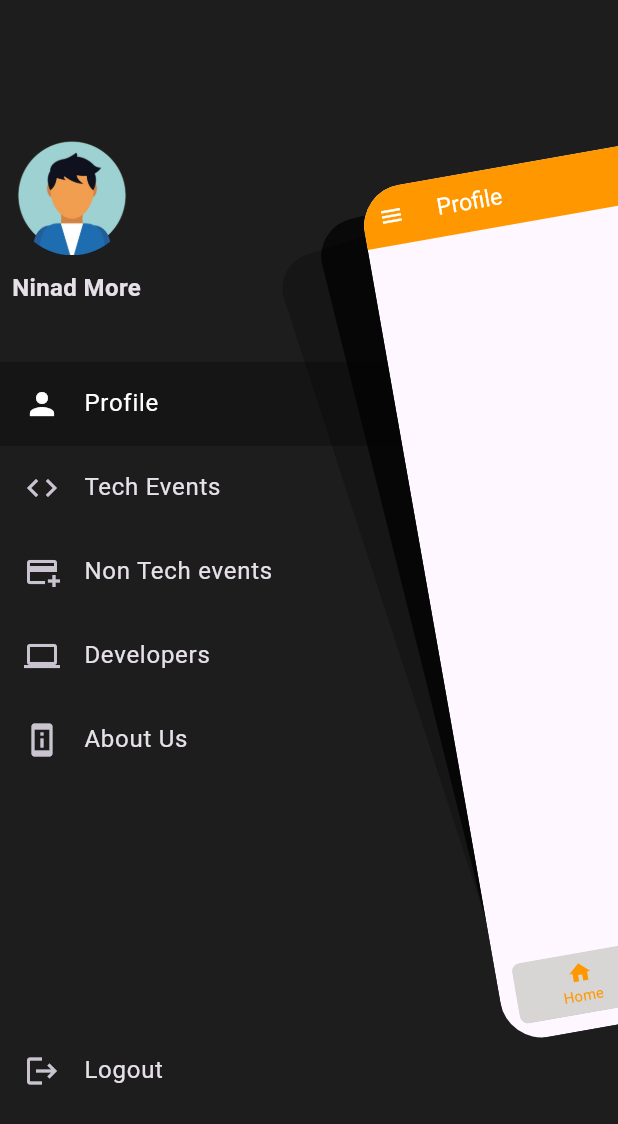
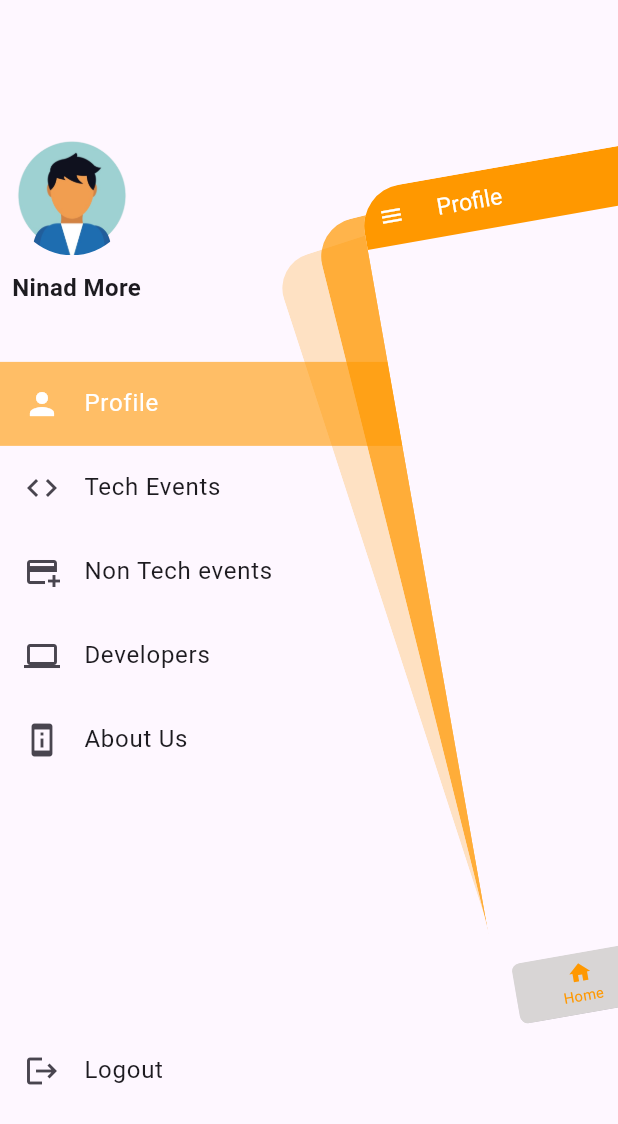
Before and after one commit to ninad-moree/Flutter-UI-Screens, a Flutter app: the DrawerScreen widget shown alone on an empty page, opened directly, after a tap on the "menu" icon, on a phone screen of 412 x 824 dp. Shown: the top 1124 px of the screen. Run offline on Flutter 3.47's test engine with Material 3 defaults, Android fonts, the light colour scheme and no system bars; drawn by our look-alikes of flutter_zoom_drawer.

Commit message:
Drawer Theme Changed

```diff
--- a/lib/sidebar_menu/drawer_menu_screen.dart
+++ b/lib/sidebar_menu/drawer_menu_screen.dart
@@ -30,10 +30,7 @@ class DrawerMenuScreen extends StatelessWidget {
 
   @override
   Widget build(BuildContext context) {
-    return Theme(
-      data: ThemeData.dark(),
-      child: Scaffold(
-        backgroundColor: const Color.fromARGB(255, 29, 29, 29),
+    return Scaffold(
       body: SafeArea(
         child: Column(
           crossAxisAlignment: CrossAxisAlignment.start,
@@ -54,13 +51,11 @@ class DrawerMenuScreen extends StatelessWidget {
                   SizedBox(height: 10),
                   Text(
                     'Ninad More', // Replace with the actual user's name
-                      style:
-                          TextStyle(fontSize: 16, fontWeight: FontWeight.bold),
+                    style: TextStyle(fontSize: 16, fontWeight: FontWeight.bold),
                   ),
                 ],
               ),
             ),
-              // const Spacer(),
 
             const SizedBox(height: 30),
 
@@ -71,9 +66,9 @@ class DrawerMenuScreen extends StatelessWidget {
 
             // Logout Button
             ListTileTheme(
-                selectedColor: Colors.black26,
+              selectedColor: Colors.orange.withOpacity(0.6),
               child: ListTile(
-                  selectedTileColor: Colors.black26,
+                selectedTileColor: Colors.orange.withOpacity(0.6),
                 leading: const Icon(Icons.logout),
                 title: const Text('Logout'),
                 onTap: () {},
@@ -83,14 +78,13 @@ class DrawerMenuScreen extends StatelessWidget {
           ],
         ),
       ),
-      ),
     );
   }
 
   Widget buildMenuItems(MenuItem item) => ListTileTheme(
         selectedColor: Colors.white,
         child: ListTile(
-          selectedTileColor: Colors.black26,
+          selectedTileColor: Colors.orange.withOpacity(0.6),
           selected: currentItem == item,
           minLeadingWidth: 20,
           leading: Icon(item.icon),
--- a/lib/sidebar_menu/drawer_screen.dart
+++ b/lib/sidebar_menu/drawer_screen.dart
@@ -26,8 +26,8 @@ class _DrawerScreenState extends State<DrawerScreen> {
       angle: -10,
       slideWidth: MediaQuery.of(context).size.width * 0.7,
       showShadow: true,
-      drawerShadowsBackgroundColor: Colors.black12,
-      menuBackgroundColor: const Color.fromARGB(255, 29, 29, 29),
+      drawerShadowsBackgroundColor: Colors.orange,
+      // menuBackgroundColor: const Color.fromARGB(255, 29, 29, 29),
       mainScreen: getScreen(),
       menuScreen: Builder(builder: (context) {
         return DrawerMenuScreen(
```
Lines whose indentation alone changed are shown as unchanged.
